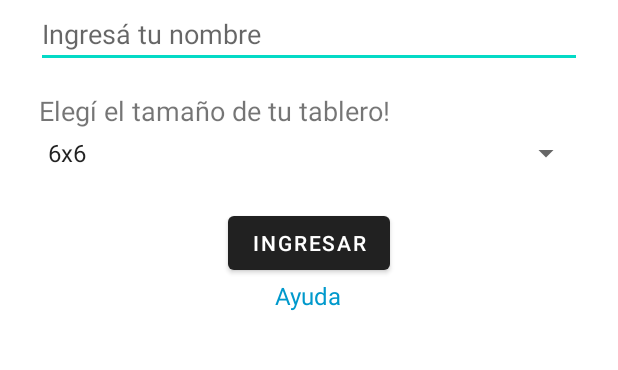
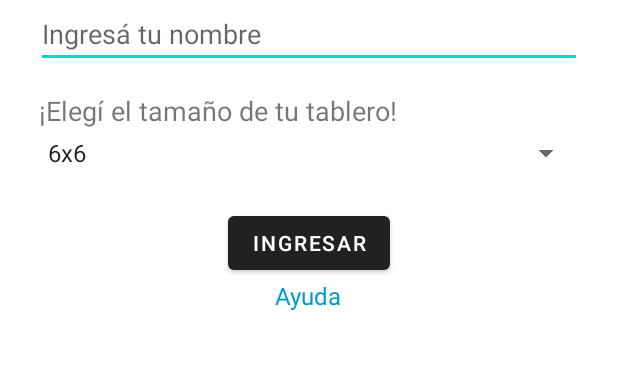
Before and after one commit to javierorleans/batallaNavalKotlin, an Android app: the screen it shows after launch (InicioActivity), on a phone screen of 412 x 824 dp, the part 502-872 px from its top. Run offline under Robolectric (Android 15) with nearby library versions, the phone set to English and light mode, and no system bars.

Commit message:
Recursos string e idioma

```diff
--- a/app/src/main/res/layout/activity_ayuda.xml
+++ b/app/src/main/res/layout/activity_ayuda.xml
@@ -9,7 +9,7 @@
         android:layout_width="match_parent"
         android:layout_height="wrap_content"
         android:layout_gravity="center"
-        app:title="AYUDA" />
+        app:title="@string/tit_ayuda" />
 
     <TextView
         android:layout_width="wrap_content"
@@ -22,6 +22,6 @@
         android:id="@+id/btn_volver"
         android:layout_width="wrap_content"
         android:layout_height="wrap_content"
-        android:text="VOLVER"/>
+        android:text="@string/volver"/>
 
 </LinearLayout>
--- a/app/src/main/res/layout/activity_inicio.xml
+++ b/app/src/main/res/layout/activity_inicio.xml
@@ -18,7 +18,7 @@
         android:layout_marginStart="24dp"
         android:layout_marginEnd="24dp"
         android:layout_marginBottom="8dp"
-        android:hint="Ingresá tu nombre"
+        android:hint="@string/placeholder_inicio"
         android:inputType="textPersonName" />
 
     <TextView
@@ -27,7 +27,7 @@
         android:layout_marginStart="26dp"
         android:layout_marginEnd="26dp"
         android:layout_marginTop="8dp"
-        android:text="Elegí el tamaño de tu tablero!"
+        android:text="@string/titulo_spinner"
         android:textSize="18sp" />
 
     <Spinner
@@ -44,13 +44,13 @@
         android:id="@+id/btn_ingresar"
         android:layout_width="wrap_content"
         android:layout_height="wrap_content"
-        android:text="INGRESAR"/>
+        android:text="@string/btn_ingresarJuego"/>
 
     <TextView
         android:id="@+id/ayuda_text"
         android:layout_width="wrap_content"
         android:layout_height="wrap_content"
-        android:text="Ayuda"
+        android:text="@string/enlace_ayuda"
         android:textColor="@android:color/holo_blue_dark"
         android:textStyle="normal"
         android:textSize="16sp"
--- a/app/src/main/res/layout/activity_main.xml
+++ b/app/src/main/res/layout/activity_main.xml
@@ -19,7 +19,7 @@
             android:layout_width="wrap_content"
             android:layout_height="wrap_content"
             android:layout_gravity="center_horizontal"
-            android:text="Movimientos: 0 | Aciertos: 0 | Restantes: 0"
+            android:text="@string/estadisticas_texto"
             android:textSize="18sp"
             android:layout_marginTop="12dp"/>
 
@@ -38,14 +38,14 @@
             android:layout_width="wrap_content"
             android:layout_height="wrap_content"
             android:layout_gravity="center"
-            android:text="Menú" />
+            android:text="@string/menu" />
 
         <Button
             android:id="@+id/restartButton"
             android:layout_width="wrap_content"
             android:layout_height="wrap_content"
             android:layout_gravity="center"
-            android:text="Reiniciar juego"
+            android:text="@string/btn_reiniciarJuego"
             android:layout_marginTop="16dp" />
 
 
--- a/app/src/main/res/values/strings.xml
+++ b/app/src/main/res/values/strings.xml
@@ -1,12 +1,24 @@
 <resources>
     <string name="app_name">Batalla Naval</string>
+    <string name="placeholder_inicio">Ingresá tu nombre</string>
+    <string name="titulo_spinner">¡Elegí el tamaño de tu tablero!</string>
     <string-array name="opciones_tablero">
         <item>6x6</item>
         <item>8x8</item>
         <item>10x10</item>
     </string-array>
+    <string name="btn_ingresarJuego">INGRESAR</string>
+    <string name="enlace_ayuda">Ayuda</string>
+
+    <string name="estadisticas_texto">Movimientos: %1$d | Aciertos: %2$d | Restantes: %3$d</string>
+    <string name="mensaje_final">¡Finalizaste! Aciertos: %1$d | Agua: %2$d</string>
+    <string name="menu">Menu</string>
+    <string name="btn_reiniciarJuego">Reiniciar Juego</string>
+
+    <string name="tit_ayuda">AYUDA</string>
     <string name="textoAyuda">Batalla Naval es un juego por turnos donde el jugador debe encontrar y hundir barcos
-escondidos en un tablero. Cada turno consiste en seleccionar una celda. Si acierta, se
-marca como “tocado”; si no, como “agua”. El objetivo es hundir todos los barcos en la menor
-cantidad de intentos posibles.</string>
+        escondidos en un tablero. Cada turno consiste en seleccionar una celda. Si acierta, se
+        marca como “tocado”; si no, como “agua”. El objetivo es hundir todos los barcos en la menor
+        cantidad de intentos posibles.</string>
+    <string name="volver">VOLVER</string>
 </resources>
```
Also changed, not shown: app/src/main/java/com/example/batallanaval/MainActivity.kt (+5 -2 lines), 1 other file.
